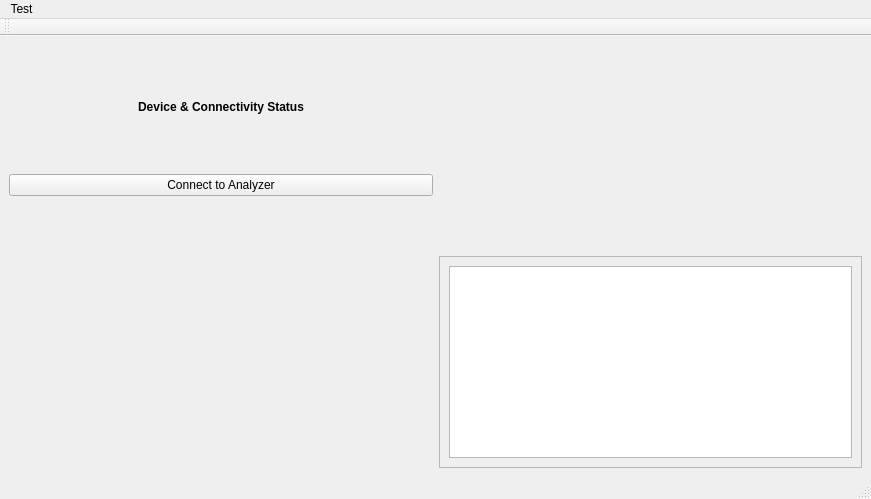
First picture: the form in mainwindow.ui, repository GitGhillie/AnalyzerGUI, before the edit.
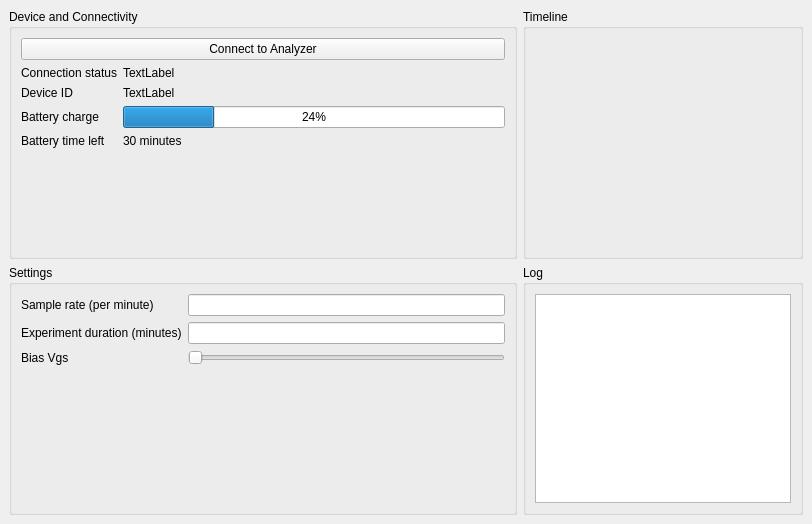
Second picture: the form after the edit.

Commit message: Fix layout, mock some more layout items

The edit to the form file:
```diff
--- a/mainwindow.ui
+++ b/mainwindow.ui
@@ -6,8 +6,8 @@
    <rect>
     <x>0</x>
     <y>0</y>
-    <width>871</width>
-    <height>499</height>
+    <width>812</width>
+    <height>524</height>
    </rect>
   </property>
   <property name="acceptDrops">
@@ -18,19 +18,146 @@
   </property>
   <widget class="QWidget" name="centralwidget">
    <layout class="QGridLayout" name="gridLayout">
-    <item row="1" column="0">
-     <layout class="QFormLayout" name="formLayout_2"/>
-    </item>
     <item row="0" column="1">
-     <layout class="QHBoxLayout" name="horizontalLayout"/>
+     <widget class="QGroupBox" name="Q2">
+      <property name="title">
+       <string>Timeline</string>
+      </property>
+      <layout class="QGridLayout" name="gridLayout_2"/>
+     </widget>
+    </item>
+    <item row="0" column="0">
+     <widget class="QGroupBox" name="Q1">
+      <property name="title">
+       <string>Device and Connectivity</string>
+      </property>
+      <layout class="QVBoxLayout" name="layoutQ1">
+       <item>
+        <widget class="QPushButton" name="connectButton">
+         <property name="text">
+          <string>Connect to Analyzer</string>
+         </property>
+        </widget>
+       </item>
+       <item>
+        <layout class="QFormLayout" name="formDeviceSettings">
+         <item row="0" column="0">
+          <widget class="QLabel" name="label">
+           <property name="text">
+            <string>Connection status</string>
+           </property>
+          </widget>
+         </item>
+         <item row="1" column="0">
+          <widget class="QLabel" name="label_2">
+           <property name="text">
+            <string>Device ID</string>
+           </property>
+          </widget>
+         </item>
+         <item row="0" column="1">
+          <widget class="QLabel" name="label_3">
+           <property name="frameShape">
+            <enum>QFrame::NoFrame</enum>
+           </property>
+           <property name="text">
+            <string>TextLabel</string>
+           </property>
+          </widget>
+         </item>
+         <item row="1" column="1">
+          <widget class="QLabel" name="label_4">
+           <property name="text">
+            <string>TextLabel</string>
+           </property>
+          </widget>
+         </item>
+         <item row="2" column="0">
+          <widget class="QLabel" name="label_5">
+           <property name="text">
+            <string>Battery charge</string>
+           </property>
+          </widget>
+         </item>
+         <item row="2" column="1">
+          <widget class="QProgressBar" name="progressBar">
+           <property name="value">
+            <number>24</number>
+           </property>
+           <property name="textVisible">
+            <bool>true</bool>
+           </property>
+           <property name="invertedAppearance">
+            <bool>false</bool>
+           </property>
+          </widget>
+         </item>
+         <item row="3" column="0">
+          <widget class="QLabel" name="label_6">
+           <property name="text">
+            <string>Battery time left</string>
+           </property>
+          </widget>
+         </item>
+         <item row="3" column="1">
+          <widget class="QLabel" name="label_7">
+           <property name="text">
+            <string>30 minutes</string>
+           </property>
+          </widget>
+         </item>
+        </layout>
+       </item>
+      </layout>
+     </widget>
+    </item>
+    <item row="1" column="0">
+     <widget class="QGroupBox" name="Q3">
+      <property name="title">
+       <string>Settings</string>
+      </property>
+      <layout class="QFormLayout" name="formLayout_2">
+       <item row="0" column="0">
+        <widget class="QLabel" name="label_8">
+         <property name="text">
+          <string>Sample rate (per minute)</string>
+         </property>
+        </widget>
+       </item>
+       <item row="0" column="1">
+        <widget class="QLineEdit" name="lineEdit"/>
+       </item>
+       <item row="1" column="0">
+        <widget class="QLabel" name="label_9">
+         <property name="text">
+          <string>Experiment duration (minutes)</string>
+         </property>
+        </widget>
+       </item>
+       <item row="1" column="1">
+        <widget class="QLineEdit" name="lineEdit_2"/>
+       </item>
+       <item row="2" column="0">
+        <widget class="QLabel" name="label_10">
+         <property name="text">
+          <string>Bias Vgs</string>
+         </property>
+        </widget>
+       </item>
+       <item row="2" column="1">
+        <widget class="QSlider" name="horizontalSlider">
+         <property name="orientation">
+          <enum>Qt::Horizontal</enum>
+         </property>
+        </widget>
+       </item>
+      </layout>
+     </widget>
     </item>
     <item row="1" column="1">
-     <widget class="QFrame" name="frame">
-      <property name="frameShape">
-       <enum>QFrame::StyledPanel</enum>
-      </property>
-      <property name="frameShadow">
-       <enum>QFrame::Raised</enum>
+     <widget class="QGroupBox" name="Q4">
+      <property name="title">
+       <string>Log</string>
       </property>
       <layout class="QVBoxLayout" name="verticalLayout">
        <item>
@@ -46,78 +173,8 @@
       </layout>
      </widget>
     </item>
-    <item row="0" column="0">
-     <layout class="QVBoxLayout" name="layoutQ1">
-      <item>
-       <widget class="QLabel" name="titleDeviceSection">
-        <property name="sizePolicy">
-         <sizepolicy hsizetype="Minimum" vsizetype="Fixed">
-          <horstretch>0</horstretch>
-          <verstretch>0</verstretch>
-         </sizepolicy>
-        </property>
-        <property name="minimumSize">
-         <size>
-          <width>0</width>
-          <height>15</height>
-         </size>
-        </property>
-        <property name="font">
-         <font>
-          <weight>75</weight>
-          <bold>true</bold>
-         </font>
-        </property>
-        <property name="text">
-         <string>Device &amp; Connectivity Status</string>
-        </property>
-        <property name="alignment">
-         <set>Qt::AlignCenter</set>
-        </property>
-       </widget>
-      </item>
-      <item>
-       <widget class="QPushButton" name="connectButton">
-        <property name="text">
-         <string>Connect to Analyzer</string>
-        </property>
-       </widget>
-      </item>
-      <item>
-       <layout class="QFormLayout" name="formDeviceSettings"/>
-      </item>
-     </layout>
-    </item>
    </layout>
   </widget>
-  <widget class="QMenuBar" name="menubar">
-   <property name="geometry">
-    <rect>
-     <x>0</x>
-     <y>0</y>
-     <width>871</width>
-     <height>21</height>
-    </rect>
-   </property>
-   <widget class="QMenu" name="menuTest">
-    <property name="title">
-     <string>Test</string>
-    </property>
-   </widget>
-   <addaction name="menuTest"/>
-  </widget>
-  <widget class="QStatusBar" name="statusbar"/>
-  <widget class="QToolBar" name="toolBar">
-   <property name="windowTitle">
-    <string>toolBar</string>
-   </property>
-   <attribute name="toolBarArea">
-    <enum>TopToolBarArea</enum>
-   </attribute>
-   <attribute name="toolBarBreak">
-    <bool>false</bool>
-   </attribute>
-  </widget>
  </widget>
  <resources/>
  <connections/>
```
